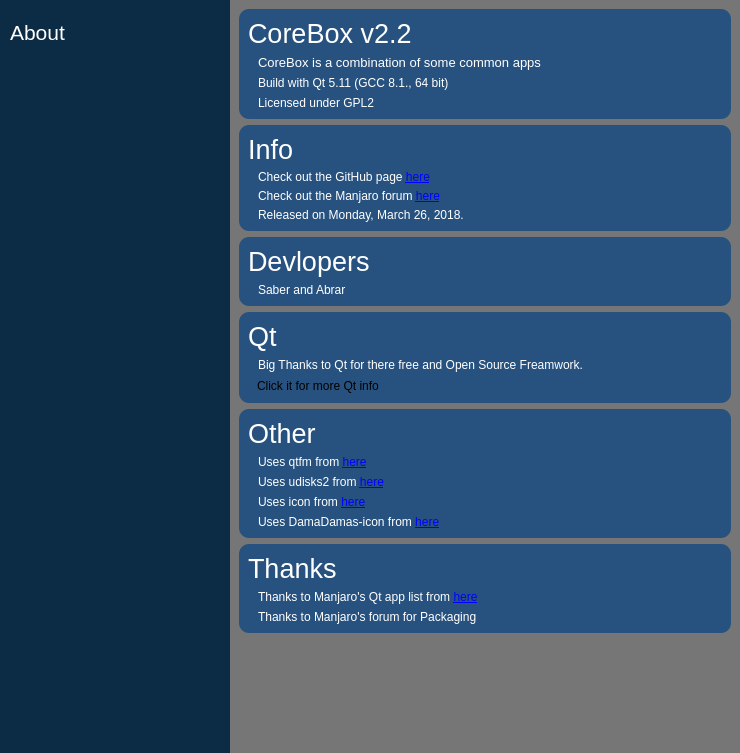
This is app/about/about.ui in rahmanshaber/corebox as Qt 5 draws it before an edit. The edited form follows.
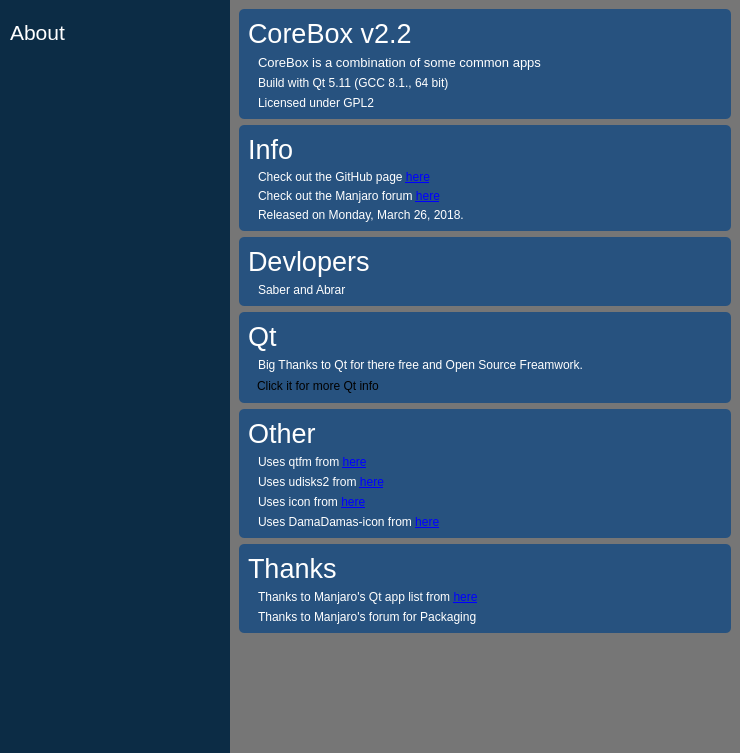
This is the edited form. Icons and pictures are not drawn.

```diff
--- a/app/about/about.ui
+++ b/app/about/about.ui
@@ -146,7 +146,7 @@
          <string notr="true">QFrame{
 background-color: #27527F;
 color: #ffffff;
-border-radius: 10px;
+border-radius: 5px;
 }</string>
         </property>
         <property name="frameShape">
@@ -230,7 +230,7 @@
          <string notr="true">QFrame{
 background-color: #27527F;
 color: #ffffff;
-border-radius: 10px;
+border-radius: 5px;
 }</string>
         </property>
         <property name="frameShape">
@@ -306,7 +306,7 @@
          <string notr="true">QFrame{
 background-color: #27527F;
 color: #ffffff;
-border-radius: 10px;
+border-radius: 5px;
 }</string>
         </property>
         <property name="frameShape">
@@ -353,7 +353,7 @@
          <string notr="true">QFrame{
 background-color: #27527F;
 color: #ffffff;
-border-radius: 10px;
+border-radius: 5px;
 }</string>
         </property>
         <property name="frameShape">
@@ -416,7 +416,7 @@
          <string notr="true">QFrame{
 background-color: #27527F;
 color: #ffffff;
-border-radius: 10px;
+border-radius: 5px;
 }</string>
         </property>
         <property name="frameShape">
@@ -508,7 +508,7 @@
          <string notr="true">QFrame{
 background-color: #27527F;
 color: #ffffff;
-border-radius: 10px;
+border-radius: 5px;
 }</string>
         </property>
         <property name="frameShape">
```
Left out of the diff: 3 changed lines with no effect on the pictures.
